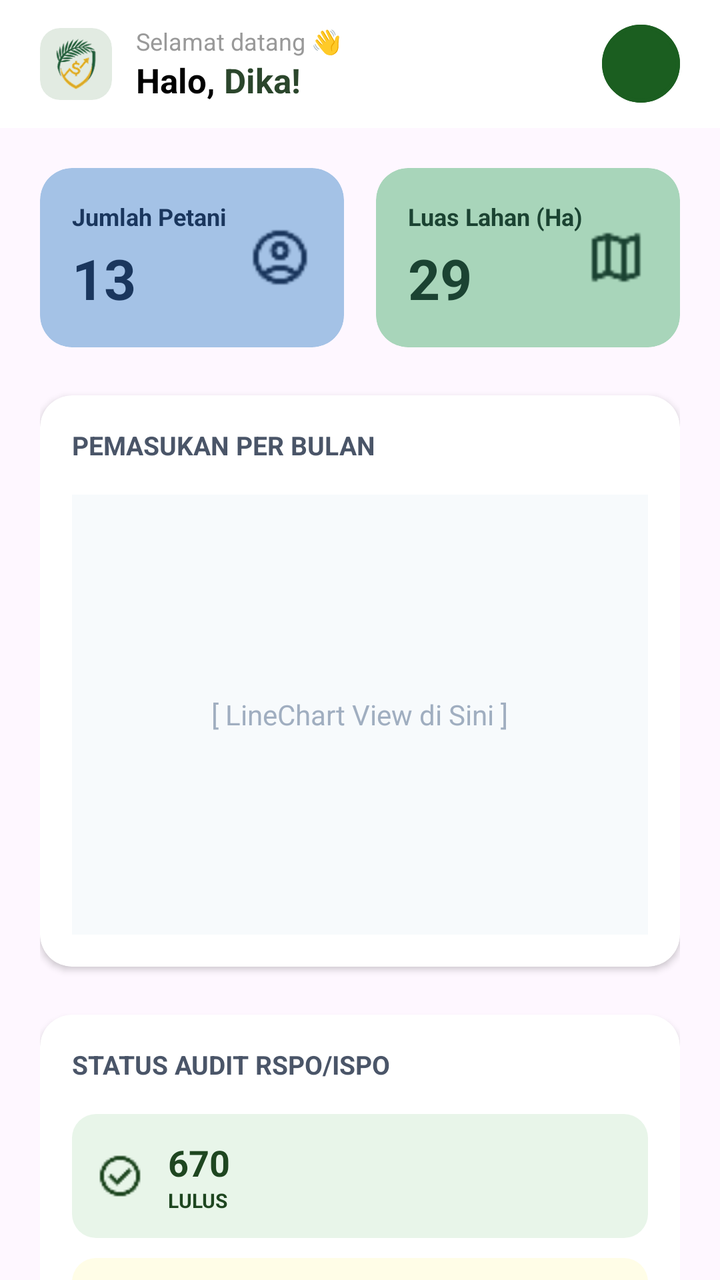
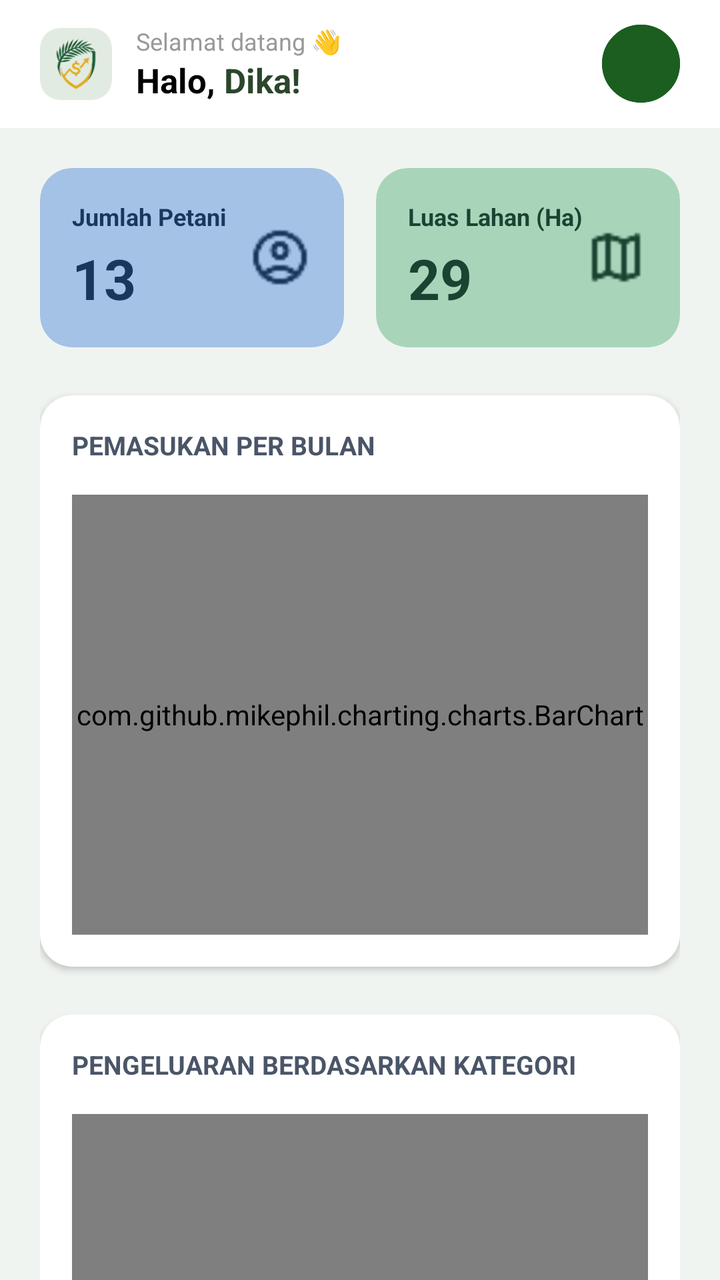

Screens rendered from an Android XML layout before and after an edit, with the pre-edit source and the edit as a unified diff.
<!-- AndroidManifest.xml: application theme Theme.Notasawit -->
<!-- res/layout/fragment_beranda_admin.xml -->
<?xml version="1.0" encoding="utf-8"?>
<androidx.constraintlayout.widget.ConstraintLayout
    xmlns:android="http://schemas.android.com/apk/res/android"
    xmlns:tools="http://schemas.android.com/tools"
    android:layout_width="match_parent"
    android:layout_height="match_parent"
    xmlns:app="http://schemas.android.com/apk/res-auto"
    tools:context=".Admin.Beranda.BerandaAdminFragment">

    
    <com.google.android.material.appbar.AppBarLayout
        android:id="@+id/appBar"
        android:layout_width="match_parent"
        android:layout_height="wrap_content"
        android:background="@color/white"
        app:elevation="2dp"
        app:layout_constraintTop_toTopOf="parent">

        <androidx.appcompat.widget.Toolbar
            android:id="@+id/toolbar"
            android:layout_width="match_parent"
            android:layout_height="?attr/actionBarSize"
            app:contentInsetStart="0dp">

            <LinearLayout
                android:layout_width="match_parent"
                android:layout_height="match_parent"
                android:gravity="center_vertical"
                android:paddingHorizontal="20dp"
                android:orientation="horizontal">

                
                <androidx.cardview.widget.CardView
                    android:layout_width="36dp"
                    android:layout_height="36dp"
                    android:layout_marginEnd="12dp"
                    app:cardCornerRadius="10dp"
                    app:cardBackgroundColor="@color/agri_green_light"
                    app:cardElevation="0dp">

                    <ImageView
                        android:layout_width="40dp"
                        android:layout_height="40dp"
                        android:layout_gravity="center"
                        android:src="@drawable/logo"
                        android:contentDescription="Logo" />

                </androidx.cardview.widget.CardView>

                
                <LinearLayout
                    android:layout_width="0dp"
                    android:layout_height="wrap_content"
                    android:layout_weight="1"
                    android:orientation="vertical">

                    <TextView
                        android:layout_width="wrap_content"
                        android:layout_height="wrap_content"
                        android:text="Selamat datang 👋"
                        android:textColor="#999999"
                        android:textSize="12sp"
                        android:textStyle="normal" />

                    <LinearLayout
                        android:layout_width="wrap_content"
                        android:layout_height="wrap_content"
                        android:orientation="horizontal">

                        <TextView
                            android:layout_width="wrap_content"
                            android:layout_height="wrap_content"
                            android:text="Halo, "
                            android:textColor="#000000"
                            android:textSize="17sp"
                            android:textStyle="bold" />

                        <TextView
                            android:id="@+id/username"
                            android:layout_width="wrap_content"
                            android:layout_height="wrap_content"
                            android:text="Dika!"
                            android:textColor="#2B462C"
                            android:textSize="17sp"
                            android:textStyle="bold" />

                    </LinearLayout>
                </LinearLayout>

                
                <FrameLayout
                    android:layout_width="39dp"
                    android:layout_height="39dp">

                    <TextView
                        android:id="@+id/tvInitial"
                        android:layout_width="match_parent"
                        android:layout_height="match_parent"
                        android:gravity="center"
                        android:textStyle="bold"
                        android:textSize="16sp"
                        android:textColor="@android:color/white"
                        android:background="@drawable/bg_avatar_circle"/>

                    <com.google.android.material.imageview.ShapeableImageView
                        android:id="@+id/imgProfile"
                        android:layout_width="match_parent"
                        android:layout_height="match_parent"
                        android:padding="1dp"
                        android:scaleType="centerCrop"
                        app:strokeWidth="2dp"
                        app:strokeColor="@color/agri_green_dark"
                        app:shapeAppearanceOverlay="@style/CircleImage"/>

                </FrameLayout>

            </LinearLayout>
        </androidx.appcompat.widget.Toolbar>
    </com.google.android.material.appbar.AppBarLayout>

    <androidx.core.widget.NestedScrollView
        android:layout_width="match_parent"
        android:layout_height="0dp"
        android:fillViewport="true"
        app:layout_constraintTop_toBottomOf="@id/appBar"
        app:layout_constraintBottom_toBottomOf="parent">

        <LinearLayout
            android:layout_width="match_parent"
            android:layout_height="wrap_content"
            android:orientation="vertical"
            android:padding="20dp">

            <LinearLayout
                android:layout_width="match_parent"
                android:layout_height="wrap_content"
                android:orientation="horizontal"
                android:weightSum="2"
                android:layout_marginBottom="24dp">

                <com.google.android.material.card.MaterialCardView
                    android:layout_width="0dp"
                    android:layout_height="wrap_content"
                    android:layout_weight="1"
                    android:layout_marginEnd="8dp"
                    app:cardCornerRadius="16dp"
                    app:cardElevation="0dp"
                    app:strokeWidth="0dp"
                    app:cardBackgroundColor="#A4C2E6">

                    <RelativeLayout
                        android:layout_width="match_parent"
                        android:layout_height="wrap_content"
                        android:padding="16dp">

                        <LinearLayout
                            android:layout_width="wrap_content"
                            android:layout_height="wrap_content"
                            android:orientation="vertical"
                            android:layout_alignParentStart="true"
                            android:layout_toStartOf="@id/icPetani"
                            android:layout_centerInParent="true">

                            <TextView
                                android:layout_width="wrap_content"
                                android:layout_height="wrap_content"
                                android:text="Jumlah Petani"
                                android:textColor="#1A365D"
                                android:textStyle="bold"
                                android:textSize="12sp" />

                            <TextView
                                android:id="@+id/tvJumlahPetani"
                                android:layout_width="wrap_content"
                                android:layout_height="wrap_content"
                                android:text="13"
                                android:textColor="#1A365D"
                                android:textStyle="bold"
                                android:textSize="28sp"
                                android:layout_marginTop="4dp" />
                        </LinearLayout>

                        <ImageView
                            android:id="@+id/icPetani"
                            android:layout_width="32dp"
                            android:layout_height="32dp"
                            android:layout_alignParentEnd="true"
                            android:layout_centerInParent="true"
                            android:src="@drawable/ic_profile"
                            android:contentDescription="Icon Petani"
                            app:tint="#1A365D" />
                    </RelativeLayout>
                </com.google.android.material.card.MaterialCardView>

                <com.google.android.material.card.MaterialCardView
                    android:layout_width="0dp"
                    android:layout_height="wrap_content"
                    android:layout_weight="1"
                    android:layout_marginStart="8dp"
                    app:cardCornerRadius="16dp"
                    app:cardElevation="0dp"
                    app:strokeWidth="0dp"
                    app:cardBackgroundColor="#A8D5BA">

                    <RelativeLayout
                        android:layout_width="match_parent"
                        android:layout_height="wrap_content"
                        android:padding="16dp">

                        <LinearLayout
                            android:layout_width="wrap_content"
                            android:layout_height="wrap_content"
                            android:orientation="vertical"
                            android:layout_alignParentStart="true"
                            android:layout_toStartOf="@id/icMap"
                            android:layout_centerInParent="true">

                            <TextView
                                android:layout_width="wrap_content"
                                android:layout_height="wrap_content"
                                android:text="Luas Lahan (Ha)"
                                android:textColor="#1B4332"
                                android:textStyle="bold"
                                android:textSize="12sp" />

                            <TextView
                                android:id="@+id/tvLuasLahan"
                                android:layout_width="wrap_content"
                                android:layout_height="wrap_content"
                                android:text="29"
                                android:textColor="#1B4332"
                                android:textStyle="bold"
                                android:textSize="28sp"
                                android:layout_marginTop="4dp" />
                        </LinearLayout>

                        <ImageView
                            android:id="@+id/icMap"
                            android:layout_width="32dp"
                            android:layout_height="32dp"
                            android:layout_alignParentEnd="true"
                            android:layout_centerInParent="true"
                            android:src="@drawable/ic_map"
                            android:contentDescription="Icon Peta"
                            app:tint="#1B4332" />
                    </RelativeLayout>
                </com.google.android.material.card.MaterialCardView>

            </LinearLayout>


            <com.google.android.material.card.MaterialCardView
                android:layout_width="match_parent"
                android:layout_height="wrap_content"
                android:layout_marginBottom="24dp"
                app:cardCornerRadius="16dp"
                app:cardElevation="2dp"
                app:strokeWidth="0dp"
                app:cardBackgroundColor="@color/white">

                <LinearLayout
                    android:layout_width="match_parent"
                    android:layout_height="wrap_content"
                    android:orientation="vertical"
                    android:padding="16dp">

                    <TextView
                        android:layout_width="wrap_content"
                        android:layout_height="wrap_content"
                        android:text="PEMASUKAN PER BULAN"
                        android:textColor="#4A5568"
                        android:textStyle="bold"
                        android:textSize="13sp"
                        android:layout_marginBottom="16dp" />

                    <FrameLayout
                        android:id="@+id/chartContainer"
                        android:layout_width="match_parent"
                        android:layout_height="220dp"
                        android:background="#F7FAFC">

                        <TextView
                            android:layout_width="wrap_content"
                            android:layout_height="wrap_content"
                            android:layout_gravity="center"
                            android:text="[ LineChart View di Sini ]"
                            android:textColor="#A0AEC0" />
                    </FrameLayout>
                </LinearLayout>
            </com.google.android.material.card.MaterialCardView>


            <com.google.android.material.card.MaterialCardView
                android:layout_width="match_parent"
                android:layout_height="wrap_content"
                android:layout_marginBottom="16dp"
                app:cardCornerRadius="16dp"
                app:cardElevation="2dp"
                app:strokeWidth="0dp"
                app:cardBackgroundColor="@color/white">

                <LinearLayout
                    android:layout_width="match_parent"
                    android:layout_height="wrap_content"
                    android:orientation="vertical"
                    android:padding="16dp">

                    <TextView
                        android:layout_width="wrap_content"
                        android:layout_height="wrap_content"
                        android:text="STATUS AUDIT RSPO/ISPO"
                        android:textColor="#4A5568"
                        android:textStyle="bold"
                        android:textSize="13sp"
                        android:layout_marginBottom="16dp" />

                    <LinearLayout
                        android:layout_width="match_parent"
                        android:layout_height="wrap_content"
                        android:orientation="horizontal"
                        android:background="@drawable/bg_status_lulus"
                        android:padding="12dp"
                        android:gravity="center_vertical"
                        android:layout_marginBottom="10dp">

                        <ImageView
                            android:layout_width="24dp"
                            android:layout_height="24dp"
                            android:src="@drawable/ic_check_circle"
                            app:tint="#1E4620"
                            android:layout_marginEnd="12dp"/>

                        <LinearLayout
                            android:layout_width="wrap_content"
                            android:layout_height="wrap_content"
                            android:orientation="vertical">
                            <TextView
                                android:id="@+id/tvLulusCount"
                                android:layout_width="wrap_content"
                                android:layout_height="wrap_content"
                                android:text="670"
                                android:textColor="#1E4620"
                                android:textStyle="bold"
                                android:textSize="18sp"/>
                            <TextView
                                android:layout_width="wrap_content"
                                android:layout_height="wrap_content"
                                android:text="LULUS"
                                android:textColor="#1E4620"
                                android:textStyle="bold"
                                android:textSize="10sp"/>
                        </LinearLayout>
                    </LinearLayout>

                    <LinearLayout
                        android:layout_width="match_parent"
                        android:layout_height="wrap_content"
                        android:orientation="horizontal"
                        android:background="@drawable/bg_status_perbaikan"
                        android:padding="12dp"
                        android:gravity="center_vertical"
                        android:layout_marginBottom="10dp">

                        <ImageView
                            android:layout_width="24dp"
                            android:layout_height="24dp"
                            android:src="@drawable/ic_info"
                            app:tint="#855B00"
                            android:layout_marginEnd="12dp"/>

                        <LinearLayout
                            android:layout_width="wrap_content"
                            android:layout_height="wrap_content"
                            android:orientation="vertical">
                            <TextView
                                android:id="@+id/tvPerbaikanCount"
                                android:layout_width="wrap_content"
                                android:layout_height="wrap_content"
                                android:text="130"
                                android:textColor="#855B00"
                                android:textStyle="bold"
                                android:textSize="18sp"/>
                            <TextView
                                android:layout_width="wrap_content"
                                android:layout_height="wrap_content"
                                android:text="PERLU PERBAIKAN"
                                android:textColor="#855B00"
                                android:textStyle="bold"
                                android:textSize="10sp"/>
                        </LinearLayout>
                    </LinearLayout>

                    <LinearLayout
                        android:layout_width="match_parent"
                        android:layout_height="wrap_content"
                        android:orientation="horizontal"
                        android:background="@drawable/bg_status_diaudit"
                        android:padding="12dp"
                        android:gravity="center_vertical">

                        <ImageView
                            android:layout_width="24dp"
                            android:layout_height="24dp"
                            android:src="@drawable/ic_warning"
                            app:tint="#A80000"
                            android:layout_marginEnd="12dp"/>

                        <LinearLayout
                            android:layout_width="wrap_content"
                            android:layout_height="wrap_content"
                            android:orientation="vertical">
                            <TextView
                                android:id="@+id/tvDiauditCount"
                                android:layout_width="wrap_content"
                                android:layout_height="wrap_content"
                                android:text="30"
                                android:textColor="#A80000"
                                android:textStyle="bold"
                                android:textSize="18sp"/>
                            <TextView
                                android:layout_width="wrap_content"
                                android:layout_height="wrap_content"
                                android:text="PERLU DIAUDIT"
                                android:textColor="#A80000"
                                android:textStyle="bold"
                                android:textSize="10sp"/>
                        </LinearLayout>
                    </LinearLayout>

                </LinearLayout>
            </com.google.android.material.card.MaterialCardView>

        </LinearLayout>
    </androidx.core.widget.NestedScrollView>
</androidx.constraintlayout.widget.ConstraintLayout>
<!-- resources referenced by this layout -->
<resources>
  <color name="agri_green_dark">#1B5E20</color>
  <color name="agri_green_light">#E2EBE2</color>
  <color name="white">#FFFFFFFF</color>
  <!-- drawable bg_avatar_circle (drawable) -->
  <shape xmlns:android="http://schemas.android.com/apk/res/android">
      <solid android:color="@color/agri_green_dark"/>
      <corners android:radius="100dp"/>
  </shape>
  <!-- drawable bg_status_diaudit (drawable) -->
  <shape xmlns:android="http://schemas.android.com/apk/res/android"><solid android:color="#FFEBEE"/><corners android:radius="12dp"/></shape>
  <!-- drawable bg_status_lulus (drawable) -->
  <shape xmlns:android="http://schemas.android.com/apk/res/android"><solid android:color="#E8F5E9"/><corners android:radius="12dp"/></shape>
  <!-- drawable bg_status_perbaikan (drawable) -->
  <shape xmlns:android="http://schemas.android.com/apk/res/android"><solid android:color="#FFFDE7"/><corners android:radius="12dp"/></shape>
  <!-- drawable ic_check_circle: png bitmap (drawable, 704 bytes) -->
  <!-- drawable ic_info: png bitmap (drawable, 612 bytes) -->
  <!-- drawable ic_map: png bitmap (drawable, 431 bytes) -->
  <!-- drawable ic_profile: png bitmap (drawable, 700 bytes) -->
  <!-- drawable ic_warning: png bitmap (drawable, 530 bytes) -->
  <!-- drawable logo: png bitmap (drawable, 9874 bytes) -->
  <style name="CircleImage">
          <item name="cornerSize">50%</item>
      </style>
  <style name="Theme.Notasawit" parent="Base.Theme.Notasawit" />
  <style name="Base.Theme.Notasawit" parent="Theme.Material3.DayNight.NoActionBar">
          
          
      </style>
</resources>

<!-- the commit's change to res/layout/fragment_beranda_admin.xml (unified diff, before → after) -->
@@ -4,6 +4,7 @@
     xmlns:tools="http://schemas.android.com/tools"
     android:layout_width="match_parent"
     android:layout_height="match_parent"
+    android:background="#F0F4F1"
     xmlns:app="http://schemas.android.com/apk/res-auto"
     tools:context=".Admin.Beranda.BerandaAdminFragment">
 
@@ -273,19 +274,44 @@
                         android:textSize="13sp"
                         android:layout_marginBottom="16dp" />
 
-                    <FrameLayout
-                        android:id="@+id/chartContainer"
+                    <com.github.mikephil.charting.charts.BarChart
+                        android:id="@+id/barChartPemasukan"
                         android:layout_width="match_parent"
                         android:layout_height="220dp"
-                        android:background="#F7FAFC">
-
-                        <TextView
-                            android:layout_width="wrap_content"
-                            android:layout_height="wrap_content"
-                            android:layout_gravity="center"
-                            android:text="[ LineChart View di Sini ]"
-                            android:textColor="#A0AEC0" />
-                    </FrameLayout>
+                        android:background="#F7FAFC" />
+                </LinearLayout>
+            </com.google.android.material.card.MaterialCardView>
+
+            
+            <com.google.android.material.card.MaterialCardView
+                android:layout_width="match_parent"
+                android:layout_height="wrap_content"
+                android:layout_marginBottom="24dp"
+                app:cardCornerRadius="16dp"
+                app:cardElevation="2dp"
+                app:strokeWidth="0dp"
+                app:cardBackgroundColor="@color/white">
+
+                <LinearLayout
+                    android:layout_width="match_parent"
+                    android:layout_height="wrap_content"
+                    android:orientation="vertical"
+                    android:padding="16dp">
+
+                    <TextView
+                        android:layout_width="wrap_content"
+                        android:layout_height="wrap_content"
+                        android:text="PENGELUARAN BERDASARKAN KATEGORI"
+                        android:textColor="#4A5568"
+                        android:textStyle="bold"
+                        android:textSize="13sp"
+                        android:layout_marginBottom="16dp" />
+
+                    <com.github.mikephil.charting.charts.PieChart
+                        android:id="@+id/pieChartPengeluaran"
+                        android:layout_width="match_parent"
+                        android:layout_height="220dp"
+                        android:background="#F7FAFC" />
                 </LinearLayout>
             </com.google.android.material.card.MaterialCardView>
 
